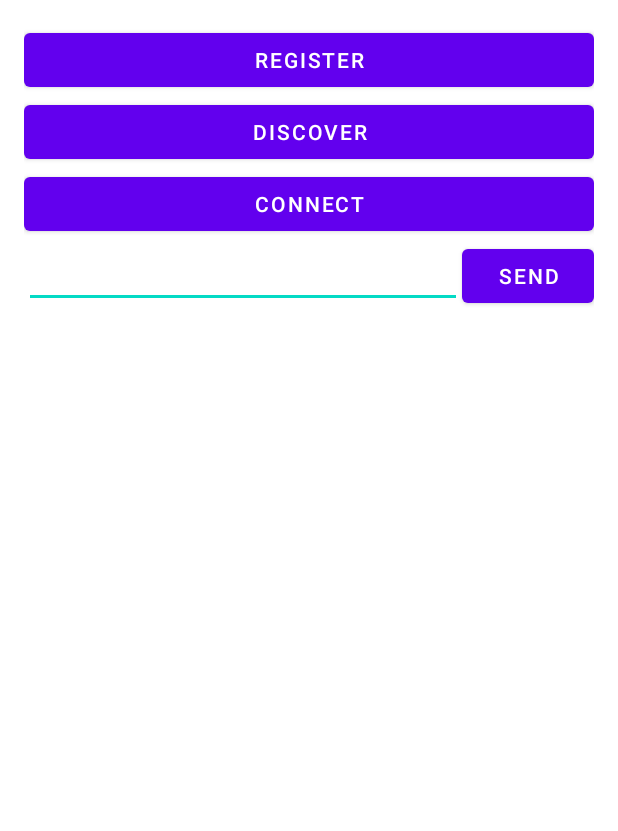
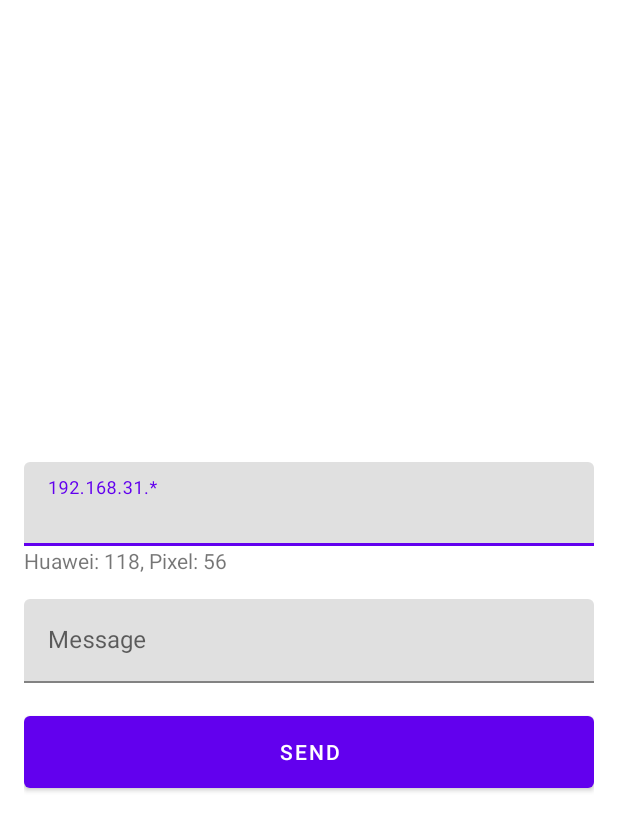
Before and after one commit to bakaikalybek/nsd, an Android app: the layout activity_main.xml on its own in the app's theme, with its tools: preview values and no code run, on a phone screen of 412 x 824 dp. Shown: the top 831 px of the screen. Run offline under Robolectric (Android 15) with nearby library versions, the phone set to English and light mode, and no system bars.

Commit message:
socket connection

```diff
--- a/app/src/main/AndroidManifest.xml
+++ b/app/src/main/AndroidManifest.xml
@@ -3,6 +3,10 @@
     package="kg.bakai.nsd">
 
     <uses-permission android:name="android.permission.INTERNET"/>
+    <uses-permission android:name="android.permission.ACCESS_WIFI_STATE"/>
+    <uses-permission android:name="android.permission.ACCESS_NETWORK_STATE"/>
+    <uses-permission android:name="android.permission.CHANGE_WIFI_MULTICAST_STATE"/>
+    <uses-permission android:name="android.permission.CHANGE_WIFI_STATE"/>
 
     <application
         android:allowBackup="true"
--- a/app/src/main/res/layout/activity_main.xml
+++ b/app/src/main/res/layout/activity_main.xml
@@ -7,51 +7,82 @@
     android:layout_height="match_parent"
     tools:context=".MainActivity"
     android:orientation="vertical"
+    android:gravity="center"
     android:padding="16dp">
 
-    <Button
-        android:id="@+id/register"
+
+<!--    <androidx.constraintlayout.widget.ConstraintLayout-->
+<!--        android:layout_width="match_parent"-->
+<!--        android:layout_height="wrap_content">-->
+<!--        <TextView-->
+<!--            android:id="@+id/tv_broadcast"-->
+<!--            android:layout_width="wrap_content"-->
+<!--            android:layout_height="wrap_content"-->
+<!--            android:text="Broadcast"-->
+<!--            app:layout_constraintTop_toTopOf="parent"-->
+<!--            app:layout_constraintStart_toStartOf="parent"-->
+<!--            app:layout_constraintEnd_toEndOf="parent"/>-->
+
+<!--        <Button-->
+<!--            android:id="@+id/btn_start"-->
+<!--            android:layout_width="0dp"-->
+<!--            android:layout_height="wrap_content"-->
+<!--            android:layout_marginEnd="8dp"-->
+<!--            android:text="Start"-->
+<!--            app:layout_constraintTop_toBottomOf="@id/tv_broadcast"-->
+<!--            app:layout_constraintStart_toStartOf="parent"-->
+<!--            app:layout_constraintEnd_toStartOf="@id/btn_stop"/>-->
+
+<!--        <Button-->
+<!--            android:id="@+id/btn_stop"-->
+<!--            android:layout_width="0dp"-->
+<!--            android:layout_height="wrap_content"-->
+<!--            android:layout_marginStart="8dp"-->
+<!--            android:text="Stop"-->
+<!--            app:layout_constraintTop_toBottomOf="@id/tv_broadcast"-->
+<!--            app:layout_constraintEnd_toEndOf="parent"-->
+<!--            app:layout_constraintStart_toEndOf="@id/btn_start"/>-->
+<!--    </androidx.constraintlayout.widget.ConstraintLayout>-->
+
+    <com.google.android.material.textfield.TextInputLayout
+        android:id="@+id/textFieldIp"
         android:layout_width="match_parent"
         android:layout_height="wrap_content"
-        android:text="Register"/>
+        android:layout_marginTop="16dp"
+        android:hint="192.168.31.*">
+
+        <com.google.android.material.textfield.TextInputEditText
+            android:id="@+id/et_Ip"
+            android:layout_width="match_parent"
+            android:layout_height="wrap_content"
+            />
+
+    </com.google.android.material.textfield.TextInputLayout>
+    <TextView
+        android:layout_width="match_parent"
+        android:layout_height="wrap_content"
+        android:text="Huawei: 118, Pixel: 56"/>
+
+    <com.google.android.material.textfield.TextInputLayout
+        android:id="@+id/textFieldMessage"
+        android:layout_width="match_parent"
+        android:layout_height="wrap_content"
+        android:layout_marginTop="16dp"
+        android:hint="Message">
+
+        <com.google.android.material.textfield.TextInputEditText
+            android:id="@+id/et_message"
+            android:layout_width="match_parent"
+            android:layout_height="wrap_content"
+            />
+
+    </com.google.android.material.textfield.TextInputLayout>
 
     <Button
-        android:id="@+id/discover"
+        android:id="@+id/btn_send"
         android:layout_width="match_parent"
-        android:layout_height="wrap_content"
-        android:text="Discover"/>
-
-    <Button
-        android:id="@+id/resolve"
-        android:layout_width="match_parent"
-        android:layout_height="wrap_content"
-        android:text="Connect"/>
-
-    <androidx.constraintlayout.widget.ConstraintLayout
-        android:layout_width="match_parent"
-        android:layout_height="wrap_content"
-        android:orientation="horizontal">
-        <EditText
-            android:id="@+id/edit_text"
-            android:layout_width="0dp"
-            android:layout_height="wrap_content"
-            app:layout_constraintTop_toTopOf="parent"
-            app:layout_constraintStart_toStartOf="parent"
-            app:layout_constraintEnd_toStartOf="@id/btn_send"/>
-        <Button
-            android:id="@+id/btn_send"
-            android:layout_width="wrap_content"
-            android:layout_height="wrap_content"
-            android:text="SEND"
-            app:layout_constraintTop_toTopOf="parent"
-            app:layout_constraintEnd_toEndOf="parent"/>
-    </androidx.constraintlayout.widget.ConstraintLayout>
-
-
-    <TextView
-        android:id="@+id/text_view"
-        android:layout_width="match_parent"
-        android:layout_height="wrap_content"/>
-
+        android:layout_height="60dp"
+        android:layout_marginTop="16dp"
+        android:text="Send"/>
 
 </LinearLayout>
```
Also changed, not shown: app/src/main/java/kg/bakai/nsd/MainActivity.kt (+65 -79 lines), app/src/main/java/kg/bakai/nsd/NsdHelper.kt (deleted, +0 -157 lines), app/src/main/java/kg/bakai/nsd/connection/ChatConnection.kt (deleted, +0 -227 lines).
